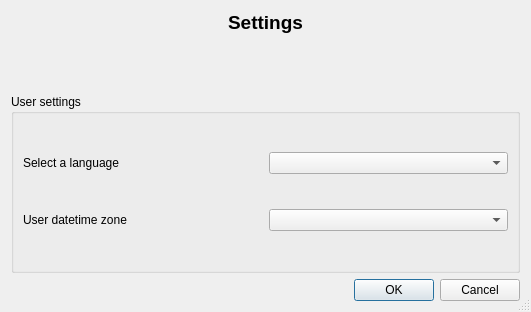
turulomio/caloriestracker, file caloriestracker/ui/frmSettings.ui: the form before one commit.
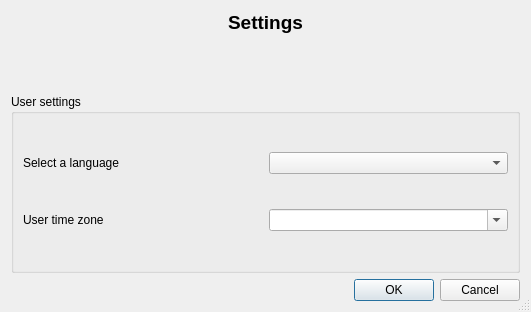
The form after the commit. Icons and pictures are not drawn.

```diff
--- a/caloriestracker/ui/frmSettings.ui
+++ b/caloriestracker/ui/frmSettings.ui
@@ -147,12 +147,16 @@
             <item>
              <widget class="QLabel" name="label_2">
               <property name="text">
-               <string>User datetime zone</string>
+               <string>User time zone</string>
               </property>
              </widget>
             </item>
             <item>
-             <widget class="QComboBox" name="cmbZones"/>
+             <widget class="QComboBox" name="cmbZones">
+              <property name="editable">
+               <bool>true</bool>
+              </property>
+             </widget>
             </item>
            </layout>
           </item>
```
